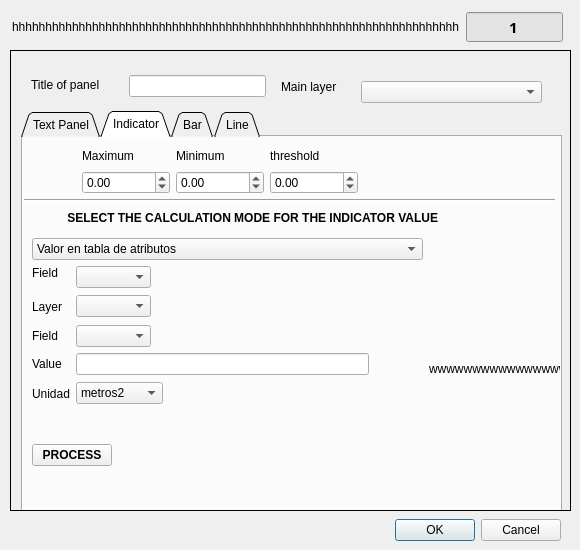
The window that QGIS_Dashboard_dialog_base.ui (luisCartoGeo/QGIS_Dashboard) describes before a commit, drawn with Qt 5.
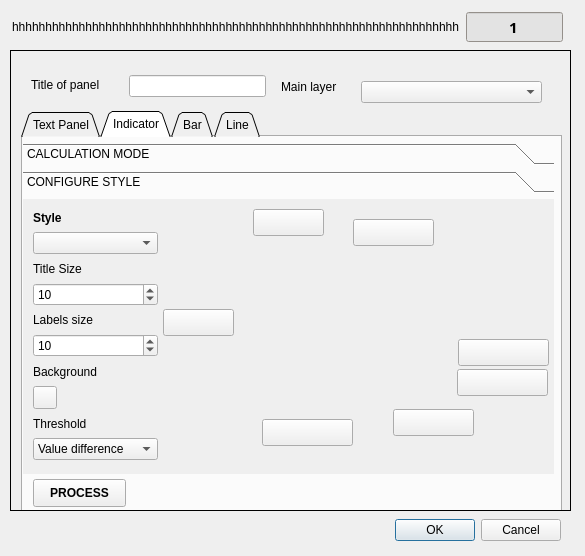
The same window after the commit. The open tabs and pages were chosen to show the change. Icons and pictures are not drawn. Custom widgets are drawn as their Qt base class.

Commit message: estilo de indicador, tamanos de paneles

```diff
--- a/QGIS_Dashboard_dialog_base.ui
+++ b/QGIS_Dashboard_dialog_base.ui
@@ -6,8 +6,8 @@
    <rect>
     <x>0</x>
     <y>0</y>
-    <width>580</width>
-    <height>550</height>
+    <width>585</width>
+    <height>556</height>
    </rect>
   </property>
   <property name="windowTitle">
@@ -785,11 +785,35 @@
       <attribute name="title">
        <string>Indicator</string>
       </attribute>
+      <widget class="QToolBox" name="indToolBox">
+       <property name="geometry">
+        <rect>
+         <x>0</x>
+         <y>6</y>
+         <width>531</width>
+         <height>331</height>
+        </rect>
+       </property>
+       <property name="currentIndex">
+        <number>0</number>
+       </property>
+       <widget class="QWidget" name="page_9">
+        <property name="geometry">
+         <rect>
+          <x>0</x>
+          <y>0</y>
+          <width>531</width>
+          <height>269</height>
+         </rect>
+        </property>
+        <attribute name="label">
+         <string>CALCULATION MODE</string>
+        </attribute>
       <widget class="QWidget" name="layoutWidget">
        <property name="geometry">
         <rect>
-         <x>1</x>
-         <y>10</y>
+           <x>10</x>
+           <y>0</y>
          <width>334</width>
          <height>47</height>
         </rect>
@@ -861,50 +885,47 @@
         </item>
        </layout>
       </widget>
-      <widget class="QWidget" name="layoutWidget">
+        <widget class="QDoubleSpinBox" name="indBufferDistance">
        <property name="geometry">
         <rect>
-         <x>1</x>
-         <y>62</y>
-         <width>531</width>
-         <height>28</height>
-        </rect>
-       </property>
-       <layout class="QVBoxLayout" name="verticalLayout">
-        <item>
-         <widget class="Line" name="line_2">
-          <property name="orientation">
-           <enum>Qt::Horizontal</enum>
-          </property>
-         </widget>
-        </item>
-        <item>
-         <widget class="QLabel" name="label_15">
-          <property name="font">
-           <font>
-            <weight>75</weight>
-            <bold>true</bold>
-           </font>
+           <x>100</x>
+           <y>110</y>
+           <width>111</width>
+           <height>22</height>
+          </rect>
+         </property>
+         <property name="decimals">
+          <number>7</number>
+         </property>
+         <property name="minimum">
+          <double>-1.000000000000000</double>
+         </property>
+         <property name="maximum">
+          <double>10000000037.000000000000000</double>
+         </property>
+        </widget>
+        <widget class="QLabel" name="label_54">
+         <property name="geometry">
+          <rect>
+           <x>10</x>
+           <y>110</y>
+           <width>108</width>
+           <height>22</height>
+          </rect>
           </property>
           <property name="text">
-           <string>             SELECT THE CALCULATION MODE FOR THE INDICATOR VALUE</string>
-          </property>
-         </widget>
-        </item>
-       </layout>
-      </widget>
-      <widget class="QWidget" name="layoutWidget">
-       <property name="geometry">
-        <rect>
-         <x>9</x>
-         <y>101</y>
-         <width>545</width>
-         <height>261</height>
-        </rect>
-       </property>
-       <layout class="QGridLayout" name="gridLayout_2">
-        <item row="0" column="0" rowspan="2" colspan="6">
+          <string>Buffer distance</string>
+         </property>
+        </widget>
          <widget class="QComboBox" name="cbModoInd">
+         <property name="geometry">
+          <rect>
+           <x>11</x>
+           <y>55</y>
+           <width>280</width>
+           <height>22</height>
+          </rect>
+         </property>
           <item>
            <property name="text">
             <string>Valor en tabla de atributos</string>
@@ -931,147 +952,373 @@
            </property>
           </item>
          </widget>
-        </item>
-        <item row="1" column="3" rowspan="2" colspan="3">
-         <spacer name="horizontalSpacer_7">
-          <property name="orientation">
-           <enum>Qt::Horizontal</enum>
-          </property>
-          <property name="sizeHint" stdset="0">
-           <size>
-            <width>153</width>
-            <height>28</height>
-           </size>
-          </property>
-         </spacer>
-        </item>
-        <item row="2" column="0">
          <widget class="QLabel" name="label_18">
+         <property name="geometry">
+          <rect>
+           <x>11</x>
+           <y>85</y>
+           <width>101</width>
+           <height>16</height>
+          </rect>
+         </property>
           <property name="text">
-           <string>Field</string>
-          </property>
-         </widget>
-        </item>
-        <item row="4" column="0">
+          <string>Field (main layer)</string>
+         </property>
+        </widget>
+        <widget class="QComboBox" name="cam1Ind">
+         <property name="geometry">
+          <rect>
+           <x>130</x>
+           <y>80</y>
+           <width>73</width>
+           <height>22</height>
+          </rect>
+         </property>
+        </widget>
+        <widget class="QLabel" name="label_22">
+         <property name="geometry">
+          <rect>
+           <x>10</x>
+           <y>170</y>
+           <width>39</width>
+           <height>16</height>
+          </rect>
+         </property>
+         <property name="text">
+          <string>Unit</string>
+         </property>
+        </widget>
+        <widget class="QComboBox" name="unidadInd">
+         <property name="geometry">
+          <rect>
+           <x>90</x>
+           <y>166</y>
+           <width>86</width>
+           <height>22</height>
+          </rect>
+         </property>
+         <item>
+          <property name="text">
+           <string>m2</string>
+          </property>
+         </item>
+         <item>
+          <property name="text">
+           <string>hectarea</string>
+          </property>
+         </item>
+         <item>
+          <property name="text">
+           <string>km2</string>
+          </property>
+         </item>
+        </widget>
+        <widget class="QLabel" name="label_21">
+         <property name="geometry">
+          <rect>
+           <x>11</x>
+           <y>142</y>
+           <width>32</width>
+           <height>16</height>
+          </rect>
+         </property>
+         <property name="text">
+          <string>Value</string>
+         </property>
+        </widget>
+        <widget class="QLineEdit" name="valorInd">
+         <property name="geometry">
+          <rect>
+           <x>70</x>
+           <y>140</y>
+           <width>137</width>
+           <height>22</height>
+          </rect>
+         </property>
+        </widget>
+        <widget class="QLabel" name="label_49">
+         <property name="geometry">
+          <rect>
+           <x>11</x>
+           <y>190</y>
+           <width>172</width>
+           <height>16</height>
+          </rect>
+         </property>
+         <property name="text">
+          <string>--------Spatial Query-----------</string>
+         </property>
+        </widget>
          <widget class="QLabel" name="label_19">
+         <property name="geometry">
+          <rect>
+           <x>11</x>
+           <y>218</y>
+           <width>51</width>
+           <height>16</height>
+          </rect>
+         </property>
           <property name="text">
-           <string>Layer</string>
-          </property>
-         </widget>
-        </item>
-        <item row="4" column="3" colspan="2">
-         <spacer name="horizontalSpacer_9">
-          <property name="orientation">
-           <enum>Qt::Horizontal</enum>
-          </property>
-          <property name="sizeHint" stdset="0">
-           <size>
-            <width>98</width>
-            <height>25</height>
-           </size>
-          </property>
-         </spacer>
-        </item>
-        <item row="5" column="0">
+          <string>Layer 2</string>
+         </property>
+        </widget>
+        <widget class="QComboBox" name="capa2ind">
+         <property name="geometry">
+          <rect>
+           <x>70</x>
+           <y>218</y>
+           <width>73</width>
+           <height>22</height>
+          </rect>
+         </property>
+        </widget>
          <widget class="QLabel" name="label_20">
-          <property name="text">
-           <string>Field</string>
-          </property>
-         </widget>
-        </item>
-        <item row="2" column="1" rowspan="2" colspan="2">
-         <widget class="QComboBox" name="cam1Ind"/>
-        </item>
-        <item row="4" column="1" colspan="2">
-         <widget class="QComboBox" name="capa2ind"/>
-        </item>
-        <item row="5" column="1" colspan="2">
-         <widget class="QComboBox" name="cam2Ind"/>
-        </item>
-        <item row="3" column="5" rowspan="6">
-         <spacer name="verticalSpacer_3">
-          <property name="orientation">
-           <enum>Qt::Vertical</enum>
-          </property>
-          <property name="sizeHint" stdset="0">
-           <size>
-            <width>48</width>
-            <height>188</height>
-           </size>
-          </property>
-         </spacer>
-        </item>
-        <item row="7" column="4">
-         <spacer name="horizontalSpacer_6">
-          <property name="orientation">
-           <enum>Qt::Horizontal</enum>
-          </property>
-          <property name="sizeHint" stdset="0">
-           <size>
-            <width>98</width>
-            <height>25</height>
-           </size>
-          </property>
-         </spacer>
-        </item>
-        <item row="8" column="2" colspan="3">
-         <spacer name="verticalSpacer_2">
-          <property name="orientation">
-           <enum>Qt::Vertical</enum>
-          </property>
-          <property name="sizeHint" stdset="0">
-           <size>
-            <width>117</width>
-            <height>18</height>
-           </size>
-          </property>
-         </spacer>
-        </item>
-        <item row="6" column="1" colspan="4">
-         <widget class="QLineEdit" name="valorInd"/>
-        </item>
-        <item row="6" column="0">
-         <widget class="QLabel" name="label_21">
+         <property name="geometry">
+          <rect>
+           <x>11</x>
+           <y>245</y>
+           <width>41</width>
+           <height>16</height>
+          </rect>
+         </property>
           <property name="text">
-           <string>Value</string>
-          </property>
-         </widget>
-        </item>
-        <item row="7" column="1" colspan="3">
-         <widget class="QComboBox" name="unidadInd">
-          <item>
-           <property name="text">
-            <string>metros2</string>
-           </property>
-          </item>
-          <item>
-           <property name="text">
-            <string>hectareas</string>
-           </property>
-          </item>
-          <item>
-           <property name="text">
-            <string>km2</string>
-           </property>
-          </item>
-         </widget>
-        </item>
-        <item row="7" column="0">
-         <widget class="QLabel" name="label_22">
-          <property name="text">
-           <string>Unidad</string>
-          </property>
-         </widget>
-        </item>
-        <item row="0" column="6" rowspan="9">
+          <string>Field 2</string>
+         </property>
+        </widget>
+        <widget class="QComboBox" name="cam2Ind">
+         <property name="geometry">
+          <rect>
+           <x>70</x>
+           <y>245</y>
+           <width>73</width>
+           <height>22</height>
+          </rect>
+         </property>
+        </widget>
+       </widget>
+       <widget class="QWidget" name="page_10">
+        <property name="geometry">
+         <rect>
+          <x>0</x>
+          <y>0</y>
+          <width>531</width>
+          <height>269</height>
+         </rect>
+        </property>
+        <attribute name="label">
+         <string>CONFIGURE STYLE</string>
+        </attribute>
          <widget class="QLabel" name="lindicador">
+         <property name="geometry">
+          <rect>
+           <x>190</x>
+           <y>40</y>
+           <width>250</width>
+           <height>200</height>
+          </rect>
+         </property>
+         <property name="sizePolicy">
+          <sizepolicy hsizetype="MinimumExpanding" vsizetype="MinimumExpanding">
+           <horstretch>0</horstretch>
+           <verstretch>0</verstretch>
+          </sizepolicy>
+         </property>
+         <property name="minimumSize">
+          <size>
+           <width>200</width>
+           <height>150</height>
+          </size>
+         </property>
+         <property name="maximumSize">
+          <size>
+           <width>250</width>
+           <height>200</height>
+          </size>
+         </property>
           <property name="text">
-           <string>wwwwwwwwwwwwwwwww</string>
-          </property>
-         </widget>
-        </item>
-        <item row="8" column="0" colspan="2">
+          <string/>
+         </property>
+         <property name="pixmap">
+          <pixmap>images/indicador.png</pixmap>
+         </property>
+         <property name="scaledContents">
+          <bool>true</bool>
+         </property>
+        </widget>
+        <widget class="QgsColorButton" name="indMarkColor">
+         <property name="geometry">
+          <rect>
+           <x>239</x>
+           <y>220</y>
+           <width>91</width>
+           <height>27</height>
+          </rect>
+         </property>
+        </widget>
+        <widget class="QgsColorButton" name="indFinalColor">
+         <property name="geometry">
+          <rect>
+           <x>434</x>
+           <y>170</y>
+           <width>91</width>
+           <height>27</height>
+          </rect>
+         </property>
+        </widget>
+        <widget class="QgsColorButton" name="indLineColor">
+         <property name="geometry">
+          <rect>
+           <x>435</x>
+           <y>140</y>
+           <width>91</width>
+           <height>27</height>
+          </rect>
+         </property>
+        </widget>
+        <widget class="QgsColorButton" name="indBaseColor">
+         <property name="geometry">
+          <rect>
+           <x>330</x>
+           <y>20</y>
+           <width>81</width>
+           <height>27</height>
+          </rect>
+         </property>
+        </widget>
+        <widget class="QgsColorButton" name="indTitleColor">
+         <property name="geometry">
+          <rect>
+           <x>230</x>
+           <y>10</y>
+           <width>71</width>
+           <height>27</height>
+          </rect>
+         </property>
+        </widget>
+        <widget class="QgsColorButton" name="indBarColor">
+         <property name="geometry">
+          <rect>
+           <x>140</x>
+           <y>110</y>
+           <width>71</width>
+           <height>27</height>
+          </rect>
+         </property>
+        </widget>
+        <widget class="QWidget" name="layoutWidget">
+         <property name="geometry">
+          <rect>
+           <x>10</x>
+           <y>10</y>
+           <width>125</width>
+           <height>251</height>
+          </rect>
+         </property>
+         <layout class="QVBoxLayout" name="verticalLayout">
+          <item>
+           <widget class="QLabel" name="label_50">
+            <property name="font">
+             <font>
+              <weight>75</weight>
+              <bold>true</bold>
+             </font>
+            </property>
+            <property name="text">
+             <string>Style</string>
+            </property>
+           </widget>
+          </item>
+          <item>
+           <widget class="QComboBox" name="cbIndEstilo"/>
+          </item>
+          <item>
+           <widget class="QLabel" name="label_15">
+            <property name="text">
+             <string>Title Size</string>
+            </property>
+           </widget>
+          </item>
+          <item>
+           <widget class="QSpinBox" name="indTitleSize">
+            <property name="maximum">
+             <number>40</number>
+            </property>
+            <property name="value">
+             <number>10</number>
+            </property>
+           </widget>
+          </item>
+          <item>
+           <widget class="QLabel" name="label_53">
+            <property name="text">
+             <string>Labels size</string>
+            </property>
+           </widget>
+          </item>
+          <item>
+           <widget class="QSpinBox" name="indLabelSize">
+            <property name="maximum">
+             <number>40</number>
+            </property>
+            <property name="value">
+             <number>10</number>
+            </property>
+           </widget>
+          </item>
+          <item>
+           <widget class="QLabel" name="label_51">
+            <property name="text">
+             <string>Background</string>
+            </property>
+           </widget>
+          </item>
+          <item>
+           <widget class="QgsColorButton" name="indBackColor"/>
+          </item>
+          <item>
+           <widget class="QLabel" name="label_52">
+            <property name="text">
+             <string>Threshold</string>
+            </property>
+           </widget>
+          </item>
+          <item>
+           <widget class="QComboBox" name="cbIndThreshold">
+            <item>
+             <property name="text">
+              <string>Value difference</string>
+             </property>
+            </item>
+            <item>
+             <property name="text">
+              <string>Percentage</string>
+             </property>
+            </item>
+           </widget>
+          </item>
+         </layout>
+        </widget>
+        <widget class="QgsColorButton" name="indColorValue">
+         <property name="geometry">
+          <rect>
+           <x>370</x>
+           <y>210</y>
+           <width>81</width>
+           <height>27</height>
+          </rect>
+         </property>
+        </widget>
+       </widget>
+      </widget>
          <widget class="QPushButton" name="procIndicador">
+       <property name="geometry">
+        <rect>
+         <x>10</x>
+         <y>342</y>
+         <width>93</width>
+         <height>28</height>
+        </rect>
+       </property>
           <property name="font">
            <font>
             <weight>75</weight>
@@ -1081,9 +1328,6 @@
           <property name="text">
            <string>PROCESS</string>
           </property>
-         </widget>
-        </item>
-       </layout>
       </widget>
      </widget>
      <widget class="QWidget" name="Barras">
```
Left out of the diff: 135 changed lines with no effect on the pictures. Lines whose indentation alone changed are shown as unchanged.
